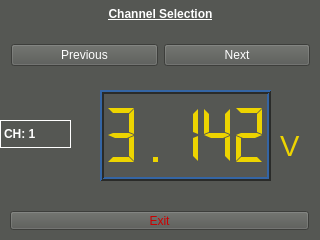
Before: the Qt Designer form Qt_Examples/Qt_Widget/MCP3008_ADC_Example/mainwindow.ui in bvermeer/Spring_CU_Hackathon_2017, drawn with Qt 5.
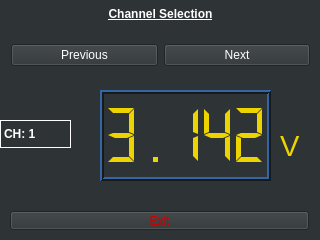
After: the same form once the commit is applied.

Commit message: Tweaked the GUI color theme slightly.

```diff
--- a/Qt_Examples/Qt_Widget/MCP3008_ADC_Example/mainwindow.ui
+++ b/Qt_Examples/Qt_Widget/MCP3008_ADC_Example/mainwindow.ui
@@ -25,45 +25,45 @@
      <colorrole role="Button">
       <brush brushstyle="SolidPattern">
        <color alpha="255">
-        <red>85</red>
-        <green>87</green>
-        <blue>83</blue>
+        <red>46</red>
+        <green>52</green>
+        <blue>54</blue>
        </color>
       </brush>
      </colorrole>
      <colorrole role="Light">
       <brush brushstyle="SolidPattern">
        <color alpha="255">
-        <red>127</red>
-        <green>131</green>
-        <blue>124</blue>
+        <red>69</red>
+        <green>78</green>
+        <blue>81</blue>
        </color>
       </brush>
      </colorrole>
      <colorrole role="Midlight">
       <brush brushstyle="SolidPattern">
        <color alpha="255">
-        <red>106</red>
-        <green>109</green>
-        <blue>103</blue>
+        <red>57</red>
+        <green>65</green>
+        <blue>67</blue>
        </color>
       </brush>
      </colorrole>
      <colorrole role="Dark">
       <brush brushstyle="SolidPattern">
        <color alpha="255">
-        <red>42</red>
-        <green>43</green>
-        <blue>41</blue>
+        <red>23</red>
+        <green>26</green>
+        <blue>27</blue>
        </color>
       </brush>
      </colorrole>
      <colorrole role="Mid">
       <brush brushstyle="SolidPattern">
        <color alpha="255">
-        <red>56</red>
-        <green>58</green>
-        <blue>55</blue>
+        <red>30</red>
+        <green>34</green>
+        <blue>36</blue>
        </color>
       </brush>
      </colorrole>
@@ -106,9 +106,9 @@
      <colorrole role="Window">
       <brush brushstyle="SolidPattern">
        <color alpha="255">
-        <red>85</red>
-        <green>87</green>
-        <blue>83</blue>
+        <red>46</red>
+        <green>52</green>
+        <blue>54</blue>
        </color>
       </brush>
      </colorrole>
@@ -124,9 +124,9 @@
      <colorrole role="AlternateBase">
       <brush brushstyle="SolidPattern">
        <color alpha="255">
-        <red>42</red>
-        <green>43</green>
-        <blue>41</blue>
+        <red>23</red>
+        <green>26</green>
+        <blue>27</blue>
        </color>
       </brush>
      </colorrole>
@@ -162,45 +162,45 @@
      <colorrole role="Button">
       <brush brushstyle="SolidPattern">
        <color alpha="255">
-        <red>85</red>
-        <green>87</green>
-        <blue>83</blue>
+        <red>46</red>
+        <green>52</green>
+        <blue>54</blue>
        </color>
       </brush>
      </colorrole>
      <colorrole role="Light">
       <brush brushstyle="SolidPattern">
        <color alpha="255">
-        <red>127</red>
-        <green>131</green>
-        <blue>124</blue>
+        <red>69</red>
+        <green>78</green>
+        <blue>81</blue>
        </color>
       </brush>
      </colorrole>
      <colorrole role="Midlight">
       <brush brushstyle="SolidPattern">
        <color alpha="255">
-        <red>106</red>
-        <green>109</green>
-        <blue>103</blue>
+        <red>57</red>
+        <green>65</green>
+        <blue>67</blue>
        </color>
       </brush>
      </colorrole>
      <colorrole role="Dark">
       <brush brushstyle="SolidPattern">
        <color alpha="255">
-        <red>42</red>
-        <green>43</green>
-        <blue>41</blue>
+        <red>23</red>
+        <green>26</green>
+        <blue>27</blue>
        </color>
       </brush>
      </colorrole>
      <colorrole role="Mid">
       <brush brushstyle="SolidPattern">
        <color alpha="255">
-        <red>56</red>
-        <green>58</green>
-        <blue>55</blue>
+        <red>30</red>
+        <green>34</green>
+        <blue>36</blue>
        </color>
       </brush>
      </colorrole>
@@ -243,9 +243,9 @@
      <colorrole role="Window">
       <brush brushstyle="SolidPattern">
        <color alpha="255">
-        <red>85</red>
-        <green>87</green>
-        <blue>83</blue>
+        <red>46</red>
+        <green>52</green>
+        <blue>54</blue>
        </color>
       </brush>
      </colorrole>
@@ -261,9 +261,9 @@
      <colorrole role="AlternateBase">
       <brush brushstyle="SolidPattern">
        <color alpha="255">
-        <red>42</red>
-        <green>43</green>
-        <blue>41</blue>
+        <red>23</red>
+        <green>26</green>
+        <blue>27</blue>
        </color>
       </brush>
      </colorrole>
@@ -290,63 +290,63 @@
      <colorrole role="WindowText">
       <brush brushstyle="SolidPattern">
        <color alpha="255">
-        <red>42</red>
-        <green>43</green>
-        <blue>41</blue>
+        <red>23</red>
+        <green>26</green>
+        <blue>27</blue>
        </color>
       </brush>
      </colorrole>
      <colorrole role="Button">
       <brush brushstyle="SolidPattern">
        <color alpha="255">
-        <red>85</red>
-        <green>87</green>
-        <blue>83</blue>
+        <red>46</red>
+        <green>52</green>
+        <blue>54</blue>
        </color>
       </brush>
      </colorrole>
      <colorrole role="Light">
       <brush brushstyle="SolidPattern">
        <color alpha="255">
-        <red>127</red>
-        <green>131</green>
-        <blue>124</blue>
+        <red>69</red>
+        <green>78</green>
+        <blue>81</blue>
        </color>
       </brush>
      </colorrole>
      <colorrole role="Midlight">
       <brush brushstyle="SolidPattern">
        <color alpha="255">
-        <red>106</red>
-        <green>109</green>
-        <blue>103</blue>
+        <red>57</red>
+        <green>65</green>
+        <blue>67</blue>
        </color>
       </brush>
      </colorrole>
      <colorrole role="Dark">
       <brush brushstyle="SolidPattern">
        <color alpha="255">
-        <red>42</red>
-        <green>43</green>
-        <blue>41</blue>
+        <red>23</red>
+        <green>26</green>
+        <blue>27</blue>
        </color>
       </brush>
      </colorrole>
      <colorrole role="Mid">
       <brush brushstyle="SolidPattern">
        <color alpha="255">
-        <red>56</red>
-        <green>58</green>
-        <blue>55</blue>
+        <red>30</red>
+        <green>34</green>
+        <blue>36</blue>
        </color>
       </brush>
      </colorrole>
      <colorrole role="Text">
       <brush brushstyle="SolidPattern">
        <color alpha="255">
-        <red>42</red>
-        <green>43</green>
-        <blue>41</blue>
+        <red>23</red>
+        <green>26</green>
+        <blue>27</blue>
        </color>
       </brush>
      </colorrole>
@@ -362,27 +362,27 @@
      <colorrole role="ButtonText">
       <brush brushstyle="SolidPattern">
        <color alpha="255">
-        <red>42</red>
-        <green>43</green>
-        <blue>41</blue>
+        <red>23</red>
+        <green>26</green>
+        <blue>27</blue>
        </color>
       </brush>
      </colorrole>
      <colorrole role="Base">
       <brush brushstyle="SolidPattern">
        <color alpha="255">
-        <red>85</red>
-        <green>87</green>
-        <blue>83</blue>
+        <red>46</red>
+        <green>52</green>
+        <blue>54</blue>
        </color>
       </brush>
      </colorrole>
      <colorrole role="Window">
       <brush brushstyle="SolidPattern">
        <color alpha="255">
-        <red>85</red>
-        <green>87</green>
-        <blue>83</blue>
+        <red>46</red>
+        <green>52</green>
+        <blue>54</blue>
        </color>
       </brush>
      </colorrole>
@@ -398,9 +398,9 @@
      <colorrole role="AlternateBase">
       <brush brushstyle="SolidPattern">
        <color alpha="255">
-        <red>85</red>
-        <green>87</green>
-        <blue>83</blue>
+        <red>46</red>
+        <green>52</green>
+        <blue>54</blue>
        </color>
       </brush>
      </colorrole>
```
